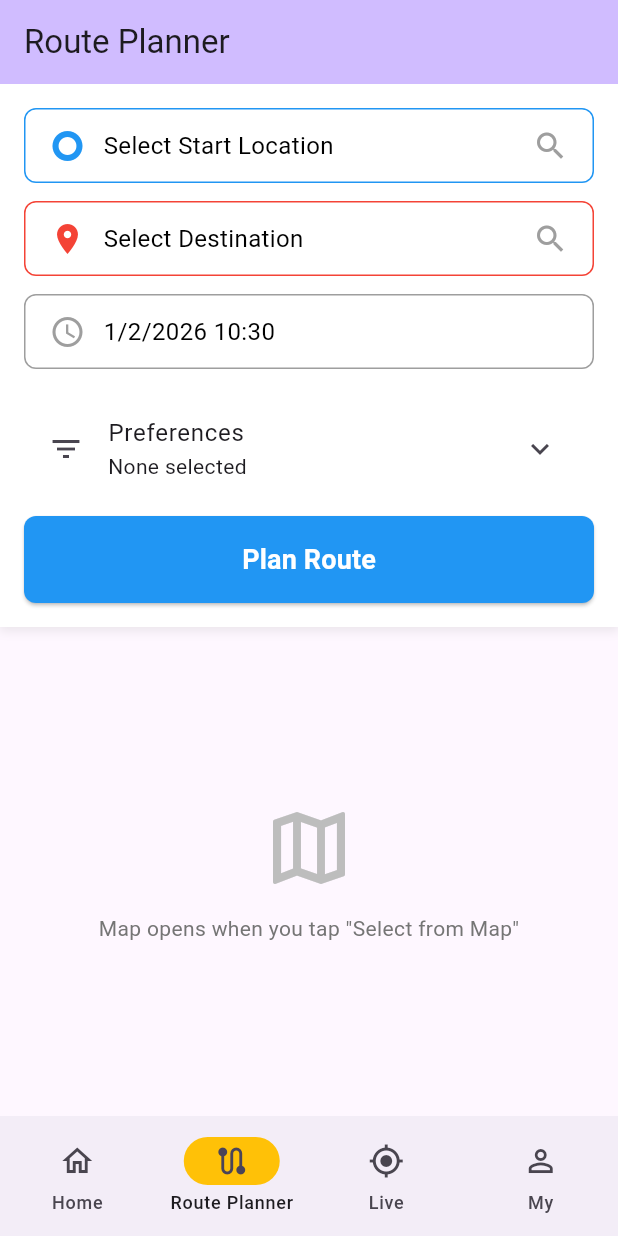
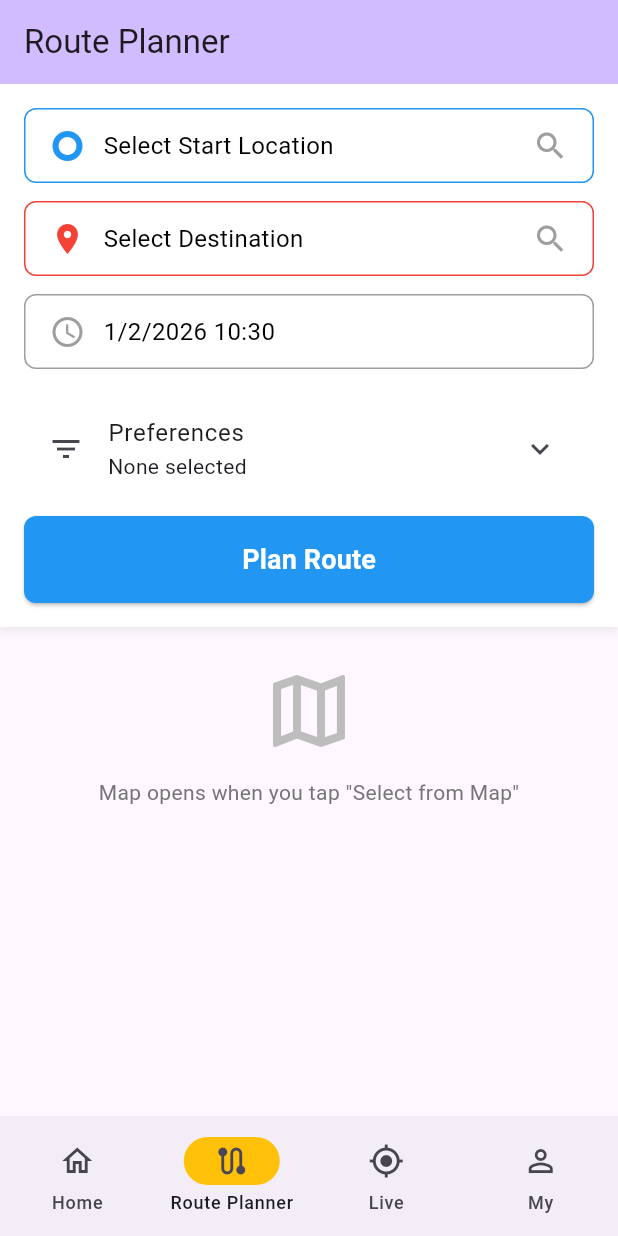
Before and after one commit to ichack-26/UIichack, a Flutter app: the screen it shows after launch, item 2 of the bottom bar chosen, on a phone screen of 412 x 824 dp. Run offline on Flutter 3.47's test engine with Material 3 defaults, Android fonts, the phone set to English and light mode, and no system bars; our stand-ins replace fl_chart, flutter_map, geolocator, latlong2, shared_preferences.

Commit message:
fixed issue with overflow

```diff
--- a/ui1/lib/pages/route_planner.dart
+++ b/ui1/lib/pages/route_planner.dart
@@ -390,7 +390,8 @@ class _RoutePlannerRouteState extends State<RoutePlannerRoute> {
         title: const Text('Route Planner'),
         backgroundColor: Theme.of(context).colorScheme.inversePrimary,
       ),
-      body: Column(
+      body: SingleChildScrollView(
+        child: Column(
           children: [
             // Search and input section
             Container(
@@ -630,9 +631,7 @@ class _RoutePlannerRouteState extends State<RoutePlannerRoute> {
                 ],
               ),
             ),
-          Expanded(
-            child: Center(
-              child: Padding(
+            Padding(
               padding: const EdgeInsets.all(24.0),
               child: Column(
                 mainAxisAlignment: MainAxisAlignment.center,
@@ -647,9 +646,8 @@ class _RoutePlannerRouteState extends State<RoutePlannerRoute> {
                 ],
               ),
             ),
-            ),
-          ),
-        ],
+          ],
+        ),
       ),
     );
   }
```
Lines whose indentation alone changed are shown as unchanged.
